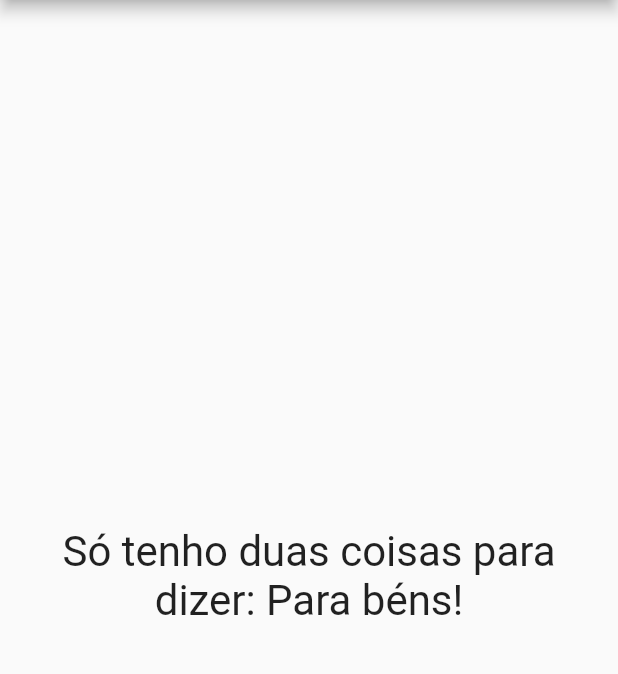
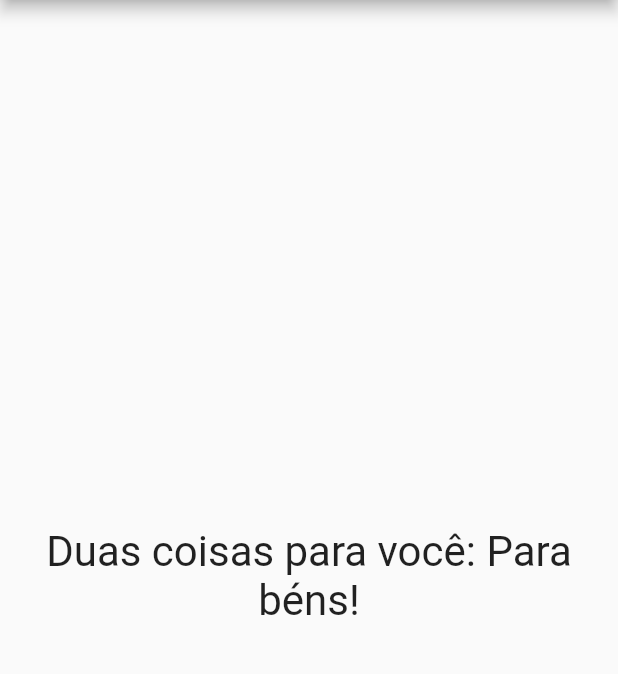
Before and after one commit to KailanySousa/AppPerguntas, a Flutter app: the screen it shows after launch, after a tap on "Preto", after a tap on "Cobra", after a tap on "Leo", on a phone screen of 412 x 824 dp, the part 84-758 px from its top. Run offline on Flutter 3.47's test engine with Material 2 defaults, Android fonts, the phone set to English and light mode, and no system bars.

Commit message:
criando componente questionário e resultado

```diff
--- /dev/null
+++ b/app/lib/components/questionario.dart
@@ -0,0 +1,21 @@
+import 'package:app/components/questao.dart';
+import 'package:app/components/resposta.dart';
+import 'package:flutter/material.dart';
+
+class Questionario extends StatelessWidget {
+  final String texto;
+  final List<String> respostas;
+  final void Function() selecao;
+
+  Questionario(this.texto, this.respostas, this.selecao);
+
+  @override
+  Widget build(BuildContext context) {
+    return Column(
+      children: [
+        Questao(this.texto),
+        ...respostas.map((e) => Resposta(e, selecao)).toList(),
+      ],
+    );
+  }
+}
--- a/app/lib/components/resposta.dart
+++ b/app/lib/components/resposta.dart
@@ -2,9 +2,9 @@ import 'package:flutter/material.dart';
 
 class Resposta extends StatelessWidget {
   final String texto;
-  final void Function() selecao;
+  final void Function() respostaSelecionada;
 
-  Resposta(this.texto, this.selecao);
+  Resposta(this.texto, this.respostaSelecionada);
 
   @override
   Widget build(BuildContext context) {
@@ -19,7 +19,7 @@ class Resposta extends StatelessWidget {
           style: ButtonStyle(
             backgroundColor: MaterialStateProperty.all(Colors.blue),
           ),
-          onPressed: this.selecao),
+          onPressed: this.respostaSelecionada),
     );
   }
 }
--- /dev/null
+++ b/app/lib/components/resultado.dart
@@ -0,0 +1,20 @@
+import 'package:flutter/material.dart';
+
+class Resultado extends StatelessWidget {
+  @override
+  Widget build(BuildContext context) {
+    return Container(
+      width: double.infinity,
+      margin: EdgeInsets.only(left: 10, right: 10),
+      child: Center(
+        child: Text(
+          'Duas coisas para você: Para béns!',
+          style: TextStyle(
+            fontSize: 28,
+          ),
+          textAlign: TextAlign.center,
+        ),
+      ),
+    );
+  }
+}
--- a/app/lib/main.dart
+++ b/app/lib/main.dart
@@ -1,5 +1,7 @@
 import 'package:app/components/questao.dart';
+import 'package:app/components/questionario.dart';
 import 'package:app/components/resposta.dart';
+import 'package:app/components/resultado.dart';
 import 'package:flutter/material.dart';
 
 main() => runApp(PerguntaApp());
@@ -52,24 +54,9 @@ class _PerguntaAppState extends State<PerguntaApp> {
           title: Text('Perguntas'),
         ),
         body: temPerguntaSelecionada
-            ? Column(
-                children: [
-                  Questao(_perguntas[_perguntaSelecionada]['texto']),
-                  ...respostas.map((e) => Resposta(e, _responder)).toList(),
-                ],
-              )
-            : Container(
-                width: double.infinity,
-                margin: EdgeInsets.only(left: 10, right: 10),
-                child: Center(
-                  child: Text(
-                    'Só tenho duas coisas para dizer: Para béns!',
-                    style: TextStyle(
-                      fontSize: 28,
-                    ),
-                    textAlign: TextAlign.center,
-                  ),
-                )),
+            ? Questionario(_perguntas[_perguntaSelecionada]['texto'], respostas,
+                _responder)
+            : Resultado(),
       ),
     );
   }
```
